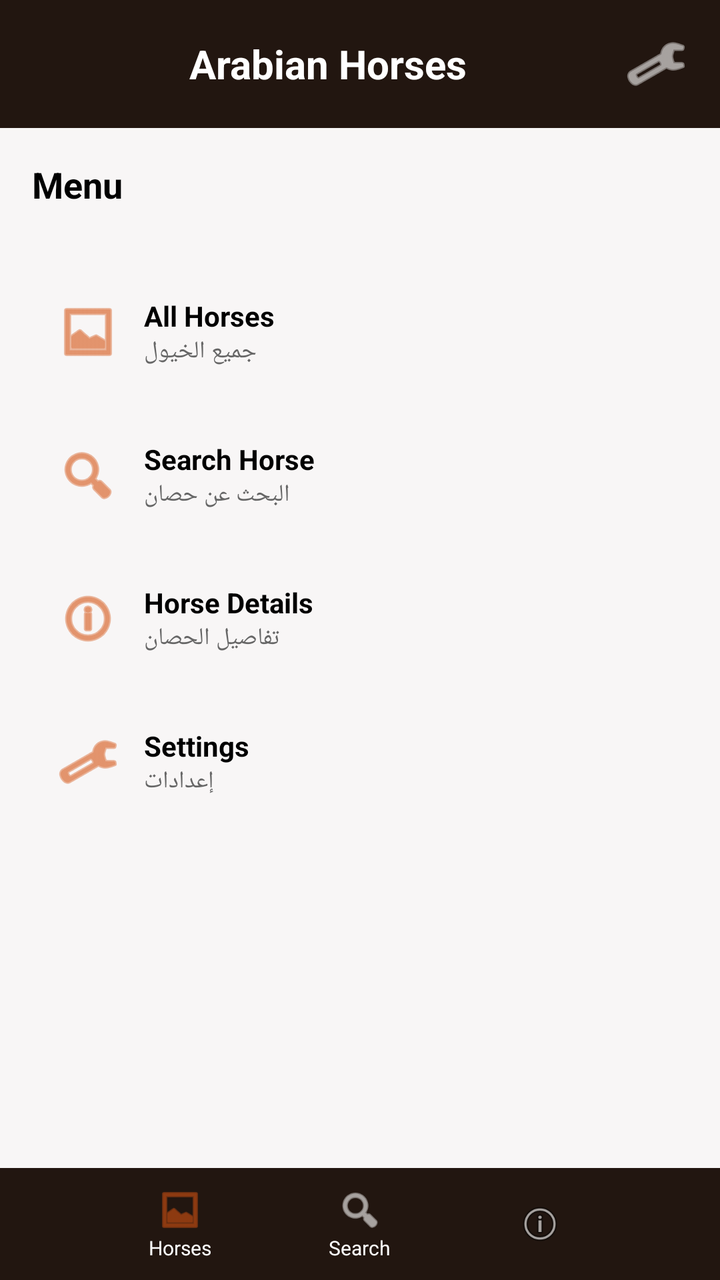
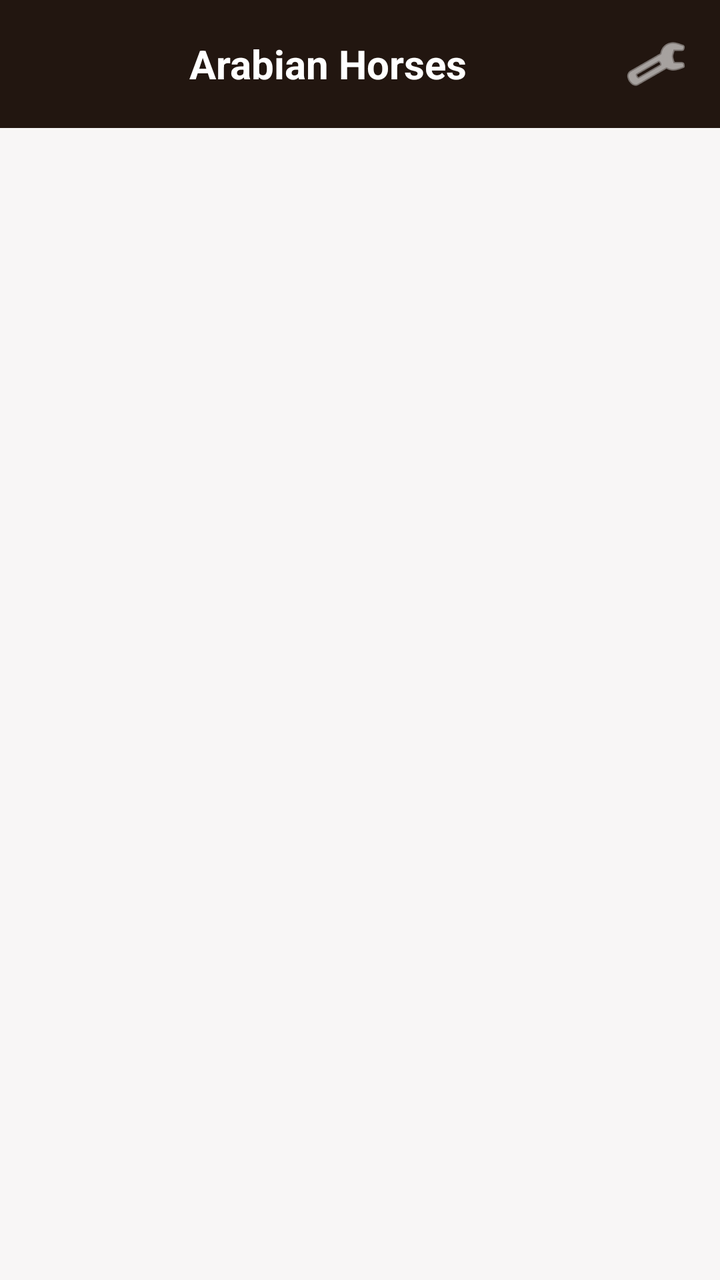

Two renders of the same Android screen: before a commit and after it. Below are the layout's source before the change and the commit's diff.
<!-- AndroidManifest.xml: application theme Theme.Finalyazanproject -->
<!-- res/layout/activity_mainmenu.xml -->
<?xml version="1.0" encoding="utf-8"?>
<LinearLayout xmlns:android="http://schemas.android.com/apk/res/android"
    xmlns:app="http://schemas.android.com/apk/res-auto"
    android:orientation="vertical"
    android:layout_width="match_parent"
    android:layout_height="match_parent"
    android:background="#f8f6f6"
    android:id="@+id/main">

    
    <LinearLayout
        android:layout_width="match_parent"
        android:layout_height="wrap_content"
        android:background="#221610"
        android:padding="16dp"
        android:orientation="horizontal"
        android:gravity="center_vertical">

        <TextView
            android:id="@+id/tvarab"
            android:layout_width="0dp"
            android:layout_height="wrap_content"
            android:layout_weight="1"
            android:gravity="center"
            android:text="Arabian Horses"
            android:textColor="@android:color/white"
            android:textSize="20sp"
            android:textStyle="bold" />

        <ImageButton
            android:id="@+id/btnSettings"
            android:layout_width="wrap_content"
            android:layout_height="wrap_content"
            android:background="?attr/selectableItemBackgroundBorderless"
            android:src="@android:drawable/ic_menu_manage"
            app:tint="@android:color/white"/>
    </LinearLayout>

    
    <TextView
        android:id="@+id/tvmanu1"
        android:layout_width="match_parent"
        android:layout_height="wrap_content"
        android:padding="16dp"
        android:text="Menu"
        android:textColor="#000000"
        android:textSize="18sp"
        android:textStyle="bold" />

    
    <ScrollView
        android:layout_width="match_parent"
        android:layout_height="0dp"
        android:layout_weight="1"
        android:padding="16dp">

        <LinearLayout
            android:layout_width="match_parent"
            android:layout_height="wrap_content"
            android:orientation="vertical">

            
            <LinearLayout
                android:layout_width="match_parent"
                android:layout_height="wrap_content"
                android:orientation="horizontal"
                android:padding="12dp"
                android:layout_marginBottom="12dp"
                android:gravity="center_vertical">

                <ImageView
                    android:layout_width="32dp"
                    android:layout_height="32dp"
                    android:src="@android:drawable/ic_menu_gallery"
                    app:tint="#d45211"/>

                <LinearLayout
                    android:id="@+id/layout1"
                    android:layout_width="0dp"
                    android:layout_height="wrap_content"
                    android:layout_weight="1"
                    android:orientation="vertical"
                    android:paddingStart="12dp">

                    <TextView
                        android:id="@+id/tvallhorses"
                        android:layout_width="wrap_content"
                        android:layout_height="wrap_content"
                        android:text="All Horses"
                        android:textColor="#000000"
                        android:textStyle="bold" />

                    <TextView
                        android:layout_width="wrap_content"
                        android:layout_height="wrap_content"
                        android:text="جميع الخيول"
                        android:textColor="#666666"
                        android:textSize="12sp" />
                </LinearLayout>
            </LinearLayout>

            
            <LinearLayout
                android:layout_width="match_parent"
                android:layout_height="wrap_content"
                android:orientation="horizontal"
                android:padding="12dp"
                android:layout_marginBottom="12dp"
                android:gravity="center_vertical">

                <ImageView
                    android:layout_width="32dp"
                    android:layout_height="32dp"
                    android:src="@android:drawable/ic_menu_search"
                    app:tint="#d45211"/>

                <LinearLayout
                    android:id="@+id/layout2"
                    android:layout_width="0dp"
                    android:layout_height="wrap_content"
                    android:layout_weight="1"
                    android:orientation="vertical"
                    android:paddingStart="12dp">

                    <TextView
                        android:id="@+id/tvsearch"
                        android:layout_width="wrap_content"
                        android:layout_height="wrap_content"
                        android:text="Search Horse"
                        android:textColor="#000000"
                        android:textStyle="bold" />

                    <TextView
                        android:layout_width="wrap_content"
                        android:layout_height="wrap_content"
                        android:text="البحث عن حصان"
                        android:textColor="#666666"
                        android:textSize="12sp" />
                </LinearLayout>
            </LinearLayout>

            
            <LinearLayout
                android:layout_width="match_parent"
                android:layout_height="wrap_content"
                android:orientation="horizontal"
                android:padding="12dp"
                android:layout_marginBottom="12dp"
                android:gravity="center_vertical">

                <ImageView
                    android:layout_width="32dp"
                    android:layout_height="32dp"
                    android:src="@android:drawable/ic_menu_info_details"
                    app:tint="#d45211"/>

                <LinearLayout
                    android:id="@+id/layout3"
                    android:layout_width="0dp"
                    android:layout_height="wrap_content"
                    android:layout_weight="1"
                    android:orientation="vertical"
                    android:paddingStart="12dp">

                    <TextView
                        android:id="@+id/tvdetail"
                        android:layout_width="wrap_content"
                        android:layout_height="wrap_content"
                        android:text="Horse Details"
                        android:textColor="#000000"
                        android:textStyle="bold" />

                    <TextView
                        android:layout_width="wrap_content"
                        android:layout_height="wrap_content"
                        android:text="تفاصيل الحصان"
                        android:textColor="#666666"
                        android:textSize="12sp" />
                </LinearLayout>
            </LinearLayout>

            
            <LinearLayout
                android:layout_width="match_parent"
                android:layout_height="wrap_content"
                android:orientation="horizontal"
                android:padding="12dp"
                android:layout_marginBottom="12dp"
                android:gravity="center_vertical">

                <ImageView
                    android:layout_width="32dp"
                    android:layout_height="32dp"
                    android:src="@android:drawable/ic_menu_manage"
                    app:tint="#d45211"/>

                <LinearLayout
                    android:layout_width="0dp"
                    android:layout_height="wrap_content"
                    android:layout_weight="1"
                    android:orientation="vertical"
                    android:paddingStart="12dp">

                    <TextView
                        android:layout_width="wrap_content"
                        android:layout_height="wrap_content"
                        android:text="Settings"
                        android:textColor="#000000"
                        android:textStyle="bold"/>

                    <TextView
                        android:layout_width="wrap_content"
                        android:layout_height="wrap_content"
                        android:text="إعدادات"
                        android:textColor="#666666"
                        android:textSize="12sp"/>
                </LinearLayout>
            </LinearLayout>
        </LinearLayout>
    </ScrollView>

    
    <LinearLayout
        android:layout_width="match_parent"
        android:layout_height="56dp"
        android:orientation="horizontal"
        android:background="#221610"
        android:gravity="center"
        android:weightSum="4">

        
        <LinearLayout
            android:layout_weight="1"
            android:layout_width="0dp"
            android:layout_height="match_parent"
            android:orientation="vertical"
            android:gravity="center">

            <ImageView
                android:layout_width="24dp"
                android:layout_height="24dp"
                android:src="@android:drawable/ic_menu_gallery"
                app:tint="#d45211" />

            <TextView
                android:layout_width="wrap_content"
                android:layout_height="wrap_content"
                android:text="Horses"
                android:textSize="10sp"
                android:textColor="#ffffff"/>
        </LinearLayout>

        
        <LinearLayout
            android:layout_weight="1"
            android:layout_width="0dp"
            android:layout_height="match_parent"
            android:orientation="vertical"
            android:gravity="center">

            <ImageView
                android:layout_width="24dp"
                android:layout_height="24dp"
                android:src="@android:drawable/ic_menu_search"
                app:tint="#ffffff"/>

            <TextView
                android:layout_width="wrap_content"
                android:layout_height="wrap_content"
                android:text="Search"
                android:textSize="10sp"
                android:textColor="#ffffff"/>
        </LinearLayout>

        
        <LinearLayout
            android:layout_weight="1"
            android:layout_width="0dp"
            android:layout_height="match_parent"
            android:orientation="vertical"
            android:gravity="center">

            <ImageView
                android:layout_width="24dp"
                android:layout_height="24dp"
                android:src="@android:drawable/ic_menu_info_details" />

        </LinearLayout>
    </LinearLayout>
</LinearLayout>
<!-- resources referenced by this layout -->
<resources>
  <style name="Theme.Finalyazanproject" parent="Base.Theme.Finalyazanproject" />
  <style name="Base.Theme.Finalyazanproject" parent="Theme.Material3.DayNight.NoActionBar">
          
          
      </style>
</resources>

<!-- the commit's change to res/layout/activity_mainmenu.xml (unified diff, before → after) -->
@@ -1,6 +1,7 @@
 <?xml version="1.0" encoding="utf-8"?>
 <LinearLayout xmlns:android="http://schemas.android.com/apk/res/android"
     xmlns:app="http://schemas.android.com/apk/res-auto"
+    xmlns:tools="http://schemas.android.com/tools"
     android:orientation="vertical"
     android:layout_width="match_parent"
     android:layout_height="match_parent"
@@ -36,255 +37,80 @@
             app:tint="@android:color/white"/>
     </LinearLayout>
 
-    
+    <ListView
+        android:id="@+id/listView"
+        android:layout_width="match_parent"
+        android:layout_height="525dp"
+        android:layout_margin="16dp"
+        android:background="#f8f6f6"
+        android:divider="#d45211"
+        android:dividerHeight="16dp"
+        android:gravity="center"
+        android:padding="8dp"
+        tools:listitem="@layout/horseitem" />
+
+    <com.google.android.material.floatingactionbutton.FloatingActionButton
+        android:id="@+id/btnAdd"
+        android:layout_width="wrap_content"
+        android:layout_height="wrap_content"
+        android:layout_gravity="bottom|end"
+        android:layout_margin="16dp"
+        android:layout_marginEnd="16dp"
+        android:src="@android:drawable/ic_input_add"
+        app:fab_colorNormal="#d45211"
+        app:fab_colorPressed="#d45211"
+        app:layout_anchorGravity="bottom|end" />
+
+
+
+</LinearLayout>
+<!-- res/layout/horseitem.xml (included above) -->
+<?xml version="1.0" encoding="utf-8"?>
+<LinearLayout xmlns:android="http://schemas.android.com/apk/res/android"
+    android:layout_width="match_parent"
+    android:layout_height="wrap_content"
+    android:layout_margin="8dp"
+    android:orientation="vertical"
+    android:background="#221610"
+    android:elevation="3dp"
+    android:padding="8dp"
+    android:clipToOutline="true"
+    android:gravity="center">
+
+    <ImageView
+        android:id="@+id/itmiimage"
+        android:layout_width="match_parent"
+        android:src="@drawable/ic_launcher_foreground"
+        android:layout_height="180dp"
+        android:scaleType="centerCrop" />
+
     <TextView
-        android:id="@+id/tvmanu1"
-        android:layout_width="match_parent"
+        android:id="@+id/itmtvavilable"
+        android:layout_width="wrap_content"
         android:layout_height="wrap_content"
-        android:padding="16dp"
-        android:text="Menu"
-        android:textColor="#000000"
+        android:layout_gravity="start"
+        android:layout_marginTop="-24dp"
+        android:background="#d45211"
+        android:padding="4dp"
+        android:text="متاح / Available"
+        android:textColor="#FFFFFF"
+        android:textSize="12sp" />
+
+    <TextView
+        android:id="@+id/itmtvname1"
+        android:layout_width="wrap_content"
+        android:layout_height="wrap_content"
+        android:layout_marginTop="10dp"
+        android:text="الجواهر"
+        android:textColor="#FFFFFF"
         android:textSize="18sp"
         android:textStyle="bold" />
 
-    
-    <ScrollView
-        android:layout_width="match_parent"
-        android:layout_height="0dp"
-        android:layout_weight="1"
-        android:padding="16dp">
-
-        <LinearLayout
-            android:layout_width="match_parent"
-            android:layout_height="wrap_content"
-            android:orientation="vertical">
-
-            
-            <LinearLayout
-                android:layout_width="match_parent"
-                android:layout_height="wrap_content"
-                android:orientation="horizontal"
-                android:padding="12dp"
-                android:layout_marginBottom="12dp"
-                android:gravity="center_vertical">
-
-                <ImageView
-                    android:layout_width="32dp"
-                    android:layout_height="32dp"
-                    android:src="@android:drawable/ic_menu_gallery"
-                    app:tint="#d45211"/>
-
-                <LinearLayout
-                    android:id="@+id/layout1"
-                    android:layout_width="0dp"
-                    android:layout_height="wrap_content"
-                    android:layout_weight="1"
-                    android:orientation="vertical"
-                    android:paddingStart="12dp">
-
-                    <TextView
-                        android:id="@+id/tvallhorses"
-                        android:layout_width="wrap_content"
-                        android:layout_height="wrap_content"
-                        android:text="All Horses"
-                        android:textColor="#000000"
-                        android:textStyle="bold" />
-
-                    <TextView
-                        android:layout_width="wrap_content"
-                        android:layout_height="wrap_content"
-                        android:text="جميع الخيول"
-                        android:textColor="#666666"
-                        android:textSize="12sp" />
-                </LinearLayout>
-            </LinearLayout>
-
-            
-            <LinearLayout
-                android:layout_width="match_parent"
-                android:layout_height="wrap_content"
-                android:orientation="horizontal"
-                android:padding="12dp"
-                android:layout_marginBottom="12dp"
-                android:gravity="center_vertical">
-
-                <ImageView
-                    android:layout_width="32dp"
-                    android:layout_height="32dp"
-                    android:src="@android:drawable/ic_menu_search"
-                    app:tint="#d45211"/>
-
-                <LinearLayout
-                    android:id="@+id/layout2"
-                    android:layout_width="0dp"
-                    android:layout_height="wrap_content"
-                    android:layout_weight="1"
-                    android:orientation="vertical"
-                    android:paddingStart="12dp">
-
-                    <TextView
-                        android:id="@+id/tvsearch"
-                        android:layout_width="wrap_content"
-                        android:layout_height="wrap_content"
-                        android:text="Search Horse"
-                        android:textColor="#000000"
-                        android:textStyle="bold" />
-
-                    <TextView
-                        android:layout_width="wrap_content"
-                        android:layout_height="wrap_content"
-                        android:text="البحث عن حصان"
-                        android:textColor="#666666"
-                        android:textSize="12sp" />
-                </LinearLayout>
-            </LinearLayout>
-
-            
-            <LinearLayout
-                android:layout_width="match_parent"
-                android:layout_height="wrap_content"
-                android:orientation="horizontal"
-                android:padding="12dp"
-                android:layout_marginBottom="12dp"
-                android:gravity="center_vertical">
-
-                <ImageView
-                    android:layout_width="32dp"
-                    android:layout_height="32dp"
-                    android:src="@android:drawable/ic_menu_info_details"
-                    app:tint="#d45211"/>
-
-                <LinearLayout
-                    android:id="@+id/layout3"
-                    android:layout_width="0dp"
-                    android:layout_height="wrap_content"
-                    android:layout_weight="1"
-                    android:orientation="vertical"
-                    android:paddingStart="12dp">
-
-                    <TextView
-                        android:id="@+id/tvdetail"
-                        android:layout_width="wrap_content"
-                        android:layout_height="wrap_content"
-                        android:text="Horse Details"
-                        android:textColor="#000000"
-                        android:textStyle="bold" />
-
-                    <TextView
-                        android:layout_width="wrap_content"
-                        android:layout_height="wrap_content"
-                        android:text="تفاصيل الحصان"
-                        android:textColor="#666666"
-                        android:textSize="12sp" />
-                </LinearLayout>
-            </LinearLayout>
-
-            
-            <LinearLayout
-                android:layout_width="match_parent"
-                android:layout_height="wrap_content"
-                android:orientation="horizontal"
-                android:padding="12dp"
-                android:layout_marginBottom="12dp"
-                android:gravity="center_vertical">
-
-                <ImageView
-                    android:layout_width="32dp"
-                    android:layout_height="32dp"
-                    android:src="@android:drawable/ic_menu_manage"
-                    app:tint="#d45211"/>
-
-                <LinearLayout
-                    android:layout_width="0dp"
-                    android:layout_height="wrap_content"
-                    android:layout_weight="1"
-                    android:orientation="vertical"
-                    android:paddingStart="12dp">
-
-                    <TextView
-                        android:layout_width="wrap_content"
-                        android:layout_height="wrap_content"
-                        android:text="Settings"
-                        android:textColor="#000000"
-                        android:textStyle="bold"/>
-
-                    <TextView
-                        android:layout_width="wrap_content"
-                        android:layout_height="wrap_content"
-                        android:text="إعدادات"
-                        android:textColor="#666666"
-                        android:textSize="12sp"/>
-                </LinearLayout>
-            </LinearLayout>
-        </LinearLayout>
-    </ScrollView>
-
-    
-    <LinearLayout
-        android:layout_width="match_parent"
-        android:layout_height="56dp"
-        android:orientation="horizontal"
-        android:background="#221610"
-        android:gravity="center"
-        android:weightSum="4">
-
-        
-        <LinearLayout
-            android:layout_weight="1"
-            android:layout_width="0dp"
-            android:layout_height="match_parent"
-            android:orientation="vertical"
-            android:gravity="center">
-
-            <ImageView
-                android:layout_width="24dp"
-                android:layout_height="24dp"
-                android:src="@android:drawable/ic_menu_gallery"
-                app:tint="#d45211" />
-
-            <TextView
-                android:layout_width="wrap_content"
-                android:layout_height="wrap_content"
-                android:text="Horses"
-                android:textSize="10sp"
-                android:textColor="#ffffff"/>
-        </LinearLayout>
-
-        
-        <LinearLayout
-            android:layout_weight="1"
-            android:layout_width="0dp"
-            android:layout_height="match_parent"
-            android:orientation="vertical"
-            android:gravity="center">
-
-            <ImageView
-                android:layout_width="24dp"
-                android:layout_height="24dp"
-                android:src="@android:drawable/ic_menu_search"
-                app:tint="#ffffff"/>
-
-            <TextView
-                android:layout_width="wrap_content"
-                android:layout_height="wrap_content"
-                android:text="Search"
-                android:textSize="10sp"
-                android:textColor="#ffffff"/>
-        </LinearLayout>
-
-        
-        <LinearLayout
-            android:layout_weight="1"
-            android:layout_width="0dp"
-            android:layout_height="match_parent"
-            android:orientation="vertical"
-            android:gravity="center">
-
-            <ImageView
-                android:layout_width="24dp"
-                android:layout_height="24dp"
-                android:src="@android:drawable/ic_menu_info_details" />
-
-        </LinearLayout>
-    </LinearLayout>
+    <TextView
+        android:id="@+id/itmtveng"
+        android:layout_width="wrap_content"
+        android:layout_height="wrap_content"
+        android:text="Al-Jawaher"
+        android:textColor="#CCCCCC"
+        android:textSize="14sp" />
 </LinearLayout>
<!-- resource entries referenced after the edit -->
@@ -1,5 +1,36 @@
 <!-- resources referenced by this layout -->
 <resources>
+  <!-- drawable ic_launcher_foreground (drawable) -->
+  <vector xmlns:android="http://schemas.android.com/apk/res/android"
+      xmlns:aapt="http://schemas.android.com/aapt"
+      android:width="108dp"
+      android:height="108dp"
+      android:viewportWidth="108"
+      android:viewportHeight="108">
+      <path android:pathData="M31,63.928c0,0 6.4,-11 12.1,-13.1c7.2,-2.6 26,-1.4 26,-1.4l38.1,38.1L107,108.928l-32,-1L31,63.928z">
+          <aapt:attr name="android:fillColor">
+              <gradient
+                  android:endX="85.84757"
+                  android:endY="92.4963"
+                  android:startX="42.9492"
+                  android:startY="49.59793"
+                  android:type="linear">
+                  <item
+                      android:color="#44000000"
+                      android:offset="0.0" />
+                  <item
+                      android:color="#00000000"
+                      android:offset="1.0" />
+              </gradient>
+          </aapt:attr>
+      </path>
+      <path
+          android:fillColor="#FFFFFF"
+          android:fillType="nonZero"
+          android:pathData="M65.3,45.828l3.8,-6.6c0.2,-0.4 0.1,-0.9 -0.3,-1.1c-0.4,-0.2 -0.9,-0.1 -1.1,0.3l-3.9,6.7c-6.3,-2.8 -13.4,-2.8 -19.7,0l-3.9,-6.7c-0.2,-0.4 -0.7,-0.5 -1.1,-0.3C38.8,38.328 38.7,38.828 38.9,39.228l3.8,6.6C36.2,49.428 31.7,56.028 31,63.928h46C76.3,56.028 71.8,49.428 65.3,45.828zM43.4,57.328c-0.8,0 -1.5,-0.5 -1.8,-1.2c-0.3,-0.7 -0.1,-1.5 0.4,-2.1c0.5,-0.5 1.4,-0.7 2.1,-0.4c0.7,0.3 1.2,1 1.2,1.8C45.3,56.528 44.5,57.328 43.4,57.328L43.4,57.328zM64.6,57.328c-0.8,0 -1.5,-0.5 -1.8,-1.2s-0.1,-1.5 0.4,-2.1c0.5,-0.5 1.4,-0.7 2.1,-0.4c0.7,0.3 1.2,1 1.2,1.8C66.5,56.528 65.6,57.328 64.6,57.328L64.6,57.328z"
+          android:strokeWidth="1"
+          android:strokeColor="#00000000" />
+  </vector>
   <style name="Theme.Finalyazanproject" parent="Base.Theme.Finalyazanproject" />
   <style name="Base.Theme.Finalyazanproject" parent="Theme.Material3.DayNight.NoActionBar">
           
